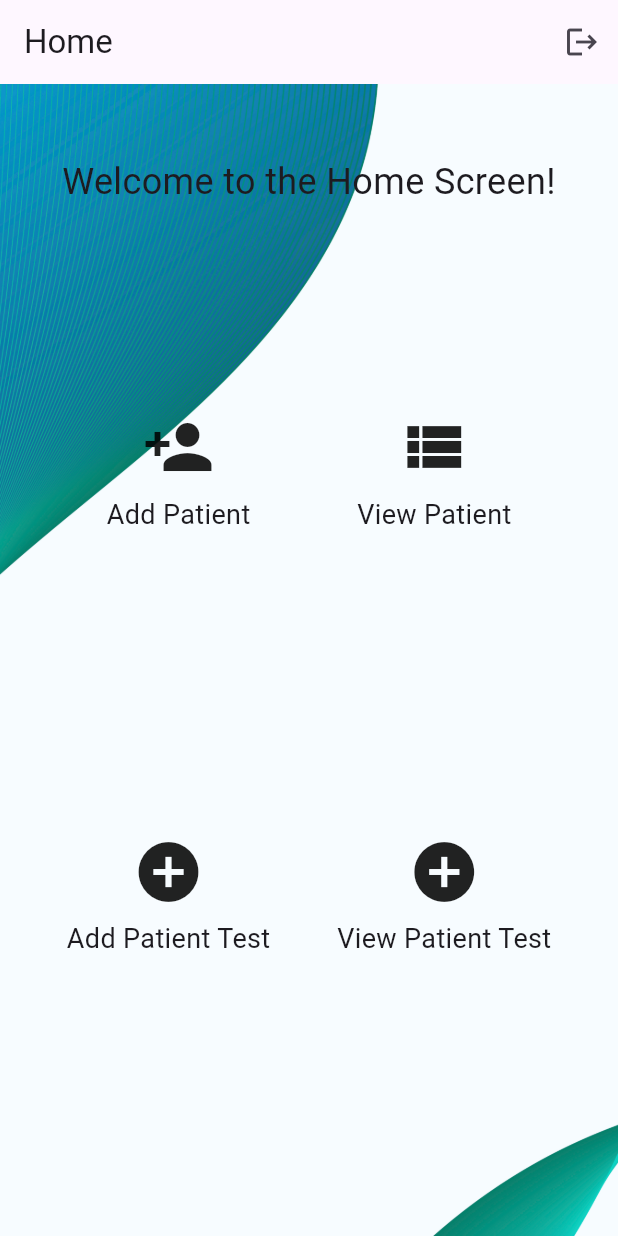
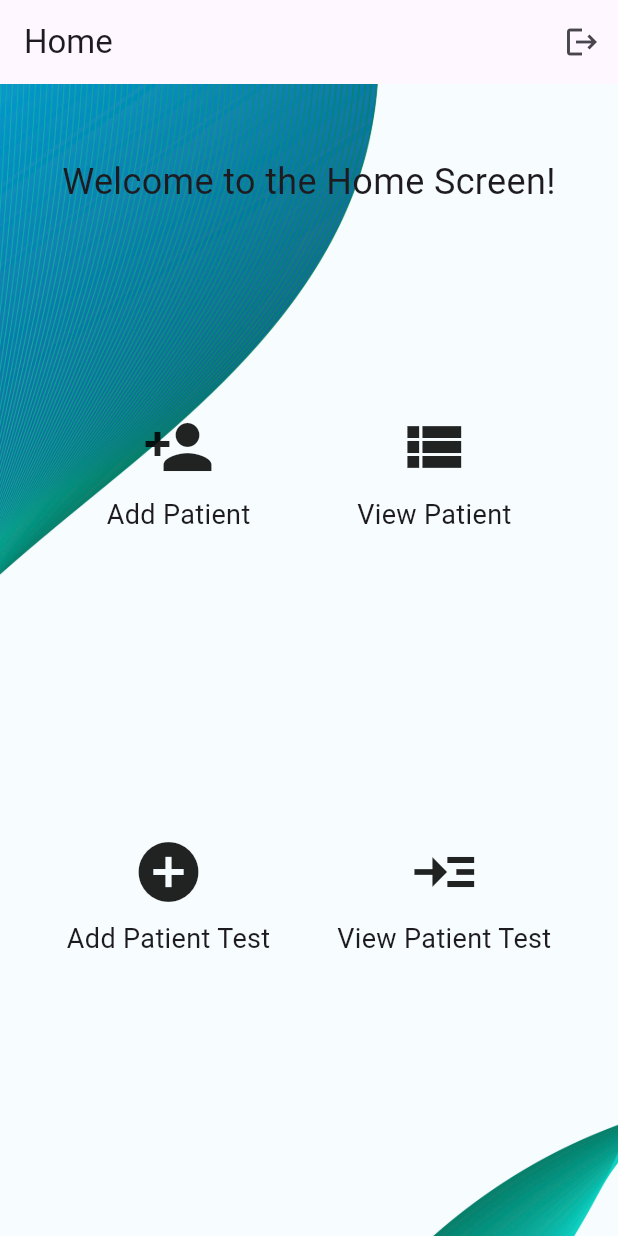
Before and after one commit to Kingmeky/patient_care, a Flutter app: the HomeScreen screen opened directly, on a phone screen of 412 x 824 dp. Run offline on Flutter 3.47's test engine with Material 3 defaults, Android fonts, the light colour scheme and no system bars.

Commit message:
modifying view patient test screen

```diff
--- a/lib/HomeScreen.dart
+++ b/lib/HomeScreen.dart
@@ -267,7 +267,7 @@ class HomeScreen extends StatelessWidget {
                     },
                     child: Column(
                       children: [
-                        Icon(Icons.add_circle, size: 48.0),
+                        Icon(Icons.read_more, size: 48.0),
                         SizedBox(height: 8.0),
                         Text('View Patient Test',
                             style: TextStyle(fontSize: 18.0)),
```
